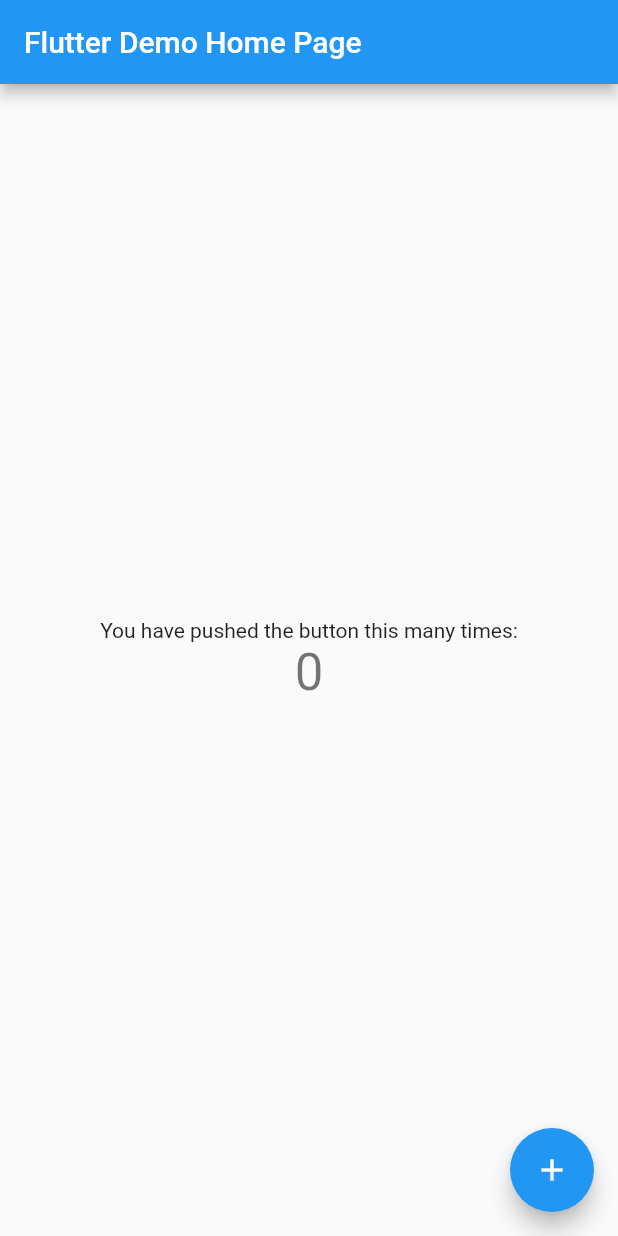
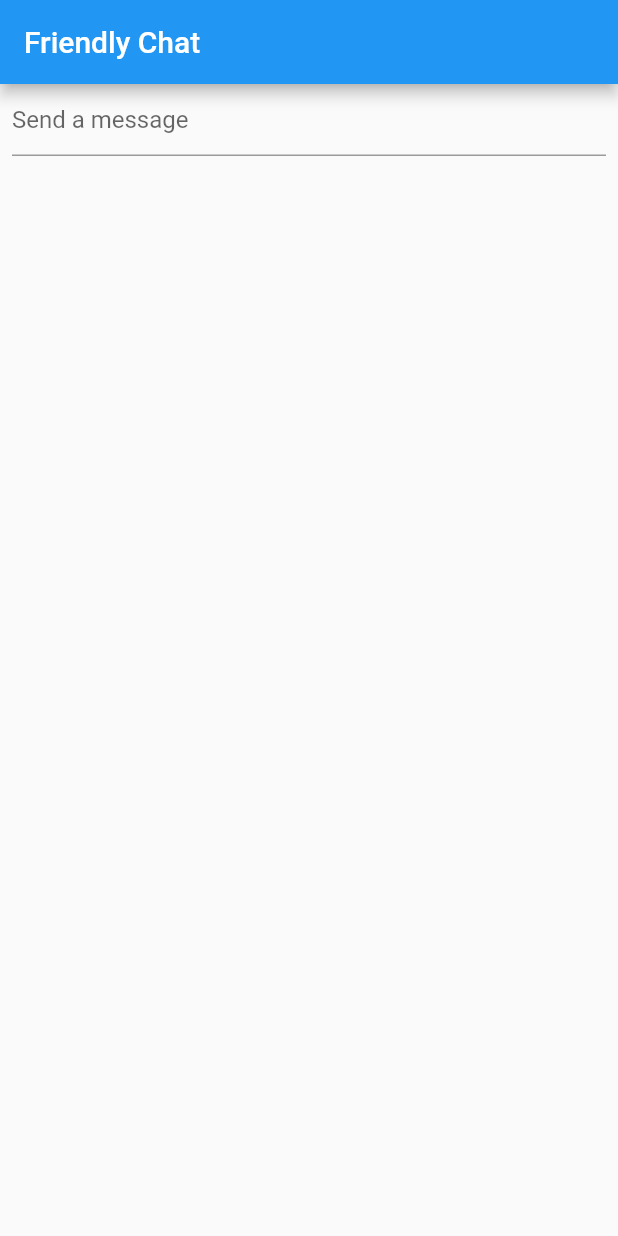
Before and after one commit to nevtito/flutter_application_2, a Flutter app: the screen it shows after launch, on a phone screen of 412 x 824 dp. Run offline on Flutter 3.47's test engine with Material 2 defaults, Android fonts, the phone set to English and light mode, and no system bars.

Commit message:
updated text message

```diff
--- a/lib/main.dart
+++ b/lib/main.dart
@@ -1,115 +1,49 @@
 import 'package:flutter/material.dart';
 
 void main() {
-  runApp(const MyApp());
+  runApp(FriendlyChatApp());
 }
 
-class MyApp extends StatelessWidget {
-  const MyApp({Key? key}) : super(key: key);
+class FriendlyChatApp extends StatelessWidget {
+  const FriendlyChatApp({
+    Key? key,
+  }) : super(key: key);
 
-  // This widget is the root of your application.
   @override
   Widget build(BuildContext context) {
-    return MaterialApp(
-      title: 'Flutter Demo',
-      theme: ThemeData(
-        // This is the theme of your application.
-        //
-        // Try running your application with "flutter run". You'll see the
-        // application has a blue toolbar. Then, without quitting the app, try
-        // changing the primarySwatch below to Colors.green and then invoke
-        // "hot reload" (press "r" in the console where you ran "flutter run",
-        // or simply save your changes to "hot reload" in a Flutter IDE).
-        // Notice that the counter didn't reset back to zero; the application
-        // is not restarted.
-        primarySwatch: Colors.blue,
-      ),
-      home: const MyHomePage(title: 'Flutter Demo Home Page'),
-    );
+    return MaterialApp(title: 'Friendly Chat', home: ChatScreen());
   }
 }
 
-class MyHomePage extends StatefulWidget {
-  const MyHomePage({Key? key, required this.title}) : super(key: key);
-
-  // This widget is the home page of your application. It is stateful, meaning
-  // that it has a State object (defined below) that contains fields that affect
-  // how it looks.
-
-  // This class is the configuration for the state. It holds the values (in this
-  // case the title) provided by the parent (in this case the App widget) and
-  // used by the build method of the State. Fields in a Widget subclass are
-  // always marked "final".
-
-  final String title;
+class ChatScreen extends StatefulWidget {
+  const ChatScreen({Key? key}) : super(key: key);
 
   @override
-  State<MyHomePage> createState() => _MyHomePageState();
+  State<ChatScreen> createState() => _ChatScreenState();
 }
 
-class _MyHomePageState extends State<MyHomePage> {
-  int _counter = 0;
-
-  void _incrementCounter() {
-    setState(() {
-      // This call to setState tells the Flutter framework that something has
-      // changed in this State, which causes it to rerun the build method below
-      // so that the display can reflect the updated values. If we changed
-      // _counter without calling setState(), then the build method would not be
-      // called again, and so nothing would appear to happen.
-      _counter++;
-    });
-  }
+class _ChatScreenState extends State<ChatScreen> {
+  final _textController = TextEditingController();
 
   @override
   Widget build(BuildContext context) {
-    // This method is rerun every time setState is called, for instance as done
-    // by the _incrementCounter method above.
-    //
-    // The Flutter framework has been optimized to make rerunning build methods
-    // fast, so that you can just rebuild anything that needs updating rather
-    // than having to individually change instances of widgets.
     return Scaffold(
-      appBar: AppBar(
-        // Here we take the value from the MyHomePage object that was created by
-        // the App.build method, and use it to set our appbar title.
-        title: Text(widget.title),
-      ),
-      body: Center(
-        // Center is a layout widget. It takes a single child and positions it
-        // in the middle of the parent.
-        child: Column(
-          // Column is also a layout widget. It takes a list of children and
-          // arranges them vertically. By default, it sizes itself to fit its
-          // children horizontally, and tries to be as tall as its parent.
-          //
-          // Invoke "debug painting" (press "p" in the console, choose the
-          // "Toggle Debug Paint" action from the Flutter Inspector in Android
-          // Studio, or the "Toggle Debug Paint" command in Visual Studio Code)
-          // to see the wireframe for each widget.
-          //
-          // Column has various properties to control how it sizes itself and
-          // how it positions its children. Here we use mainAxisAlignment to
-          // center the children vertically; the main axis here is the vertical
-          // axis because Columns are vertical (the cross axis would be
-          // horizontal).
-          mainAxisAlignment: MainAxisAlignment.center,
-          children: <Widget>[
-            const Text(
-              'You have pushed the button this many times:',
-            ),
-            Text(
-              '$_counter',
-              style: Theme.of(context).textTheme.headline4,
-            ),
-          ],
-        ),
-      ),
-      floatingActionButton: FloatingActionButton(
-        onPressed: _incrementCounter,
-        tooltip: 'Increment',
-        child: const Icon(Icons.add),
-      ), // This trailing comma makes auto-formatting nicer for build methods.
+      appBar: AppBar(title: const Text('Friendly Chat')),
+      body: _buildTextComposer(),
     );
   }
+
+  Widget _buildTextComposer() {
+    return Container(
+        margin: const EdgeInsets.symmetric(horizontal: 8.0),
+        child: TextField(
+          controller: _textController,
+          onSubmitted: _handleSubmitted,
+          decoration: const InputDecoration(hintText: 'Send a message'),
+        ));
+  }
+
+  void _handleSubmitted(String text) {
+    _textController.clear();
+  }
 }
```
